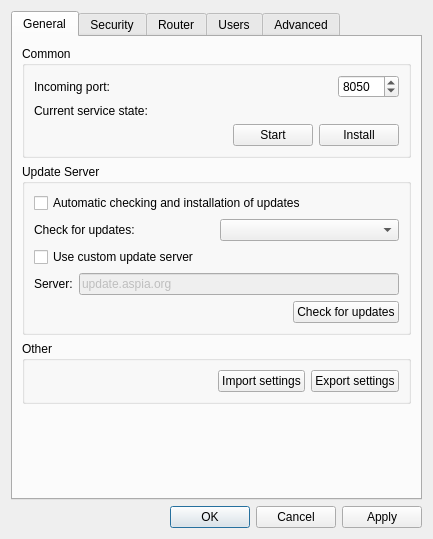
First picture: the form in source/host/ui/config_dialog.ui, repository dchapyshev/aspia, before the edit.
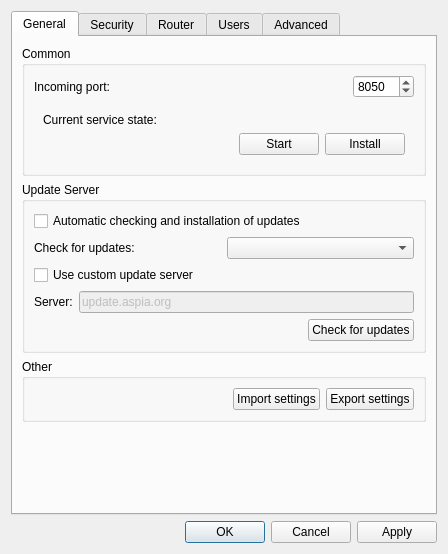
Second picture: the form after the edit. Icons and pictures are not drawn.

Commit message: Disable unavailable features for linux.

Patch:
```diff
--- a/source/host/ui/config_dialog.ui
+++ b/source/host/ui/config_dialog.ui
@@ -6,8 +6,8 @@
    <rect>
     <x>0</x>
     <y>0</y>
-    <width>433</width>
-    <height>539</height>
+    <width>448</width>
+    <height>554</height>
    </rect>
   </property>
   <property name="windowTitle">
@@ -29,7 +29,7 @@
          <property name="title">
           <string>Common</string>
          </property>
-         <layout class="QVBoxLayout" name="verticalLayout_4">
+         <layout class="QVBoxLayout" name="verticalLayout_12">
           <item>
            <layout class="QHBoxLayout" name="horizontalLayout_4">
             <item>
@@ -68,6 +68,9 @@
            </layout>
           </item>
           <item>
+           <widget class="QWidget" name="widget_service" native="true">
+            <layout class="QVBoxLayout" name="verticalLayout_4">
+             <item>
            <widget class="QLabel" name="label_service_status">
             <property name="text">
              <string notr="true">Current service state:</string>
@@ -108,6 +111,9 @@
          </layout>
         </widget>
        </item>
+         </layout>
+        </widget>
+       </item>
        <item>
         <widget class="QGroupBox" name="groupbox_update_server">
          <property name="title">
```
Left out of the diff: 8 changed lines with no effect on the pictures. Lines whose indentation alone changed are shown as unchanged. The commit also changes 2 other files.
